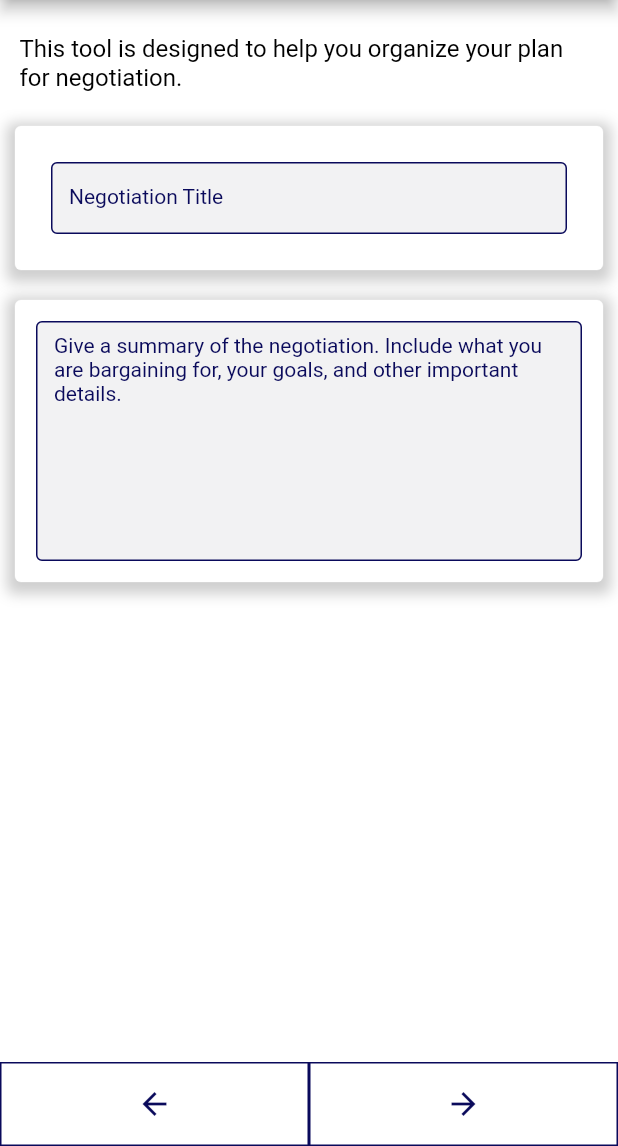
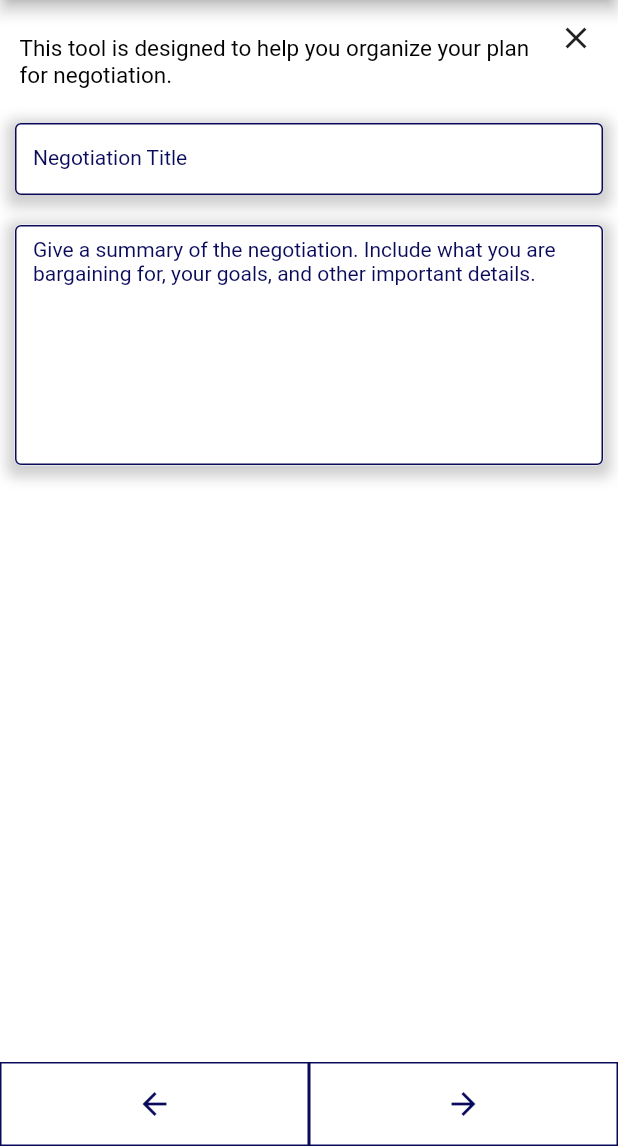
Before and after one commit to Spaghetti-Code-Inc/Negotiation-Planner, a Flutter app: the StartNewNegotiation screen opened directly, on a phone screen of 412 x 824 dp, the part 90-1236 px from its top. Run offline on Flutter 3.47's test engine with Material 2 defaults, Android fonts, the phone set to English and light mode, and no system bars; our stand-ins replace cloud_firestore, email_validator, firebase_auth, firebase_core; missing offline and left inert: dart:ffi; accounts and stored records are empty.

Commit message:
minor adjustments

```diff
--- a/lib/StartNewNegotiation.dart
+++ b/lib/StartNewNegotiation.dart
@@ -15,6 +15,8 @@ class StartNewNegotiation extends StatefulWidget{
 class _StartNewNegotiation extends State<StartNewNegotiation>{
   final TitleController = TextEditingController();
   final SummaryController = TextEditingController();
+
+  bool topTextVisible = true;
 
   @override
   void initState() {
@@ -44,9 +46,13 @@ class _StartNewNegotiation extends State<StartNewNegotiation>{
             crossAxisAlignment: CrossAxisAlignment.center,
             mainAxisSize: MainAxisSize.max,
             children:[
-              Container(
-                margin: const EdgeInsets.all(5),
-                padding: const EdgeInsets.all(8),
+
+              if(topTextVisible) Row(
+                children: [
+                  Expanded(
+                  child: Container(
+                    margin: const EdgeInsets.fromLTRB(5, 5, 0, 5),
+                    padding: const EdgeInsets.fromLTRB(8, 8, 2, 8),
                     child: Text(
                       "This tool is designed to help you organize your plan for negotiation. ",
                       textAlign: TextAlign.left,
@@ -54,20 +60,30 @@ class _StartNewNegotiation extends State<StartNewNegotiation>{
                       style: TextStyle(
                         fontWeight: FontWeight.w400,
                         fontStyle: FontStyle.normal,
-                    fontSize: 16,
+                        fontSize: 15,
                         color: Color(0xff000000),
                       ),
                     ),
                   ),
+                  ),
+                  IconButton(
+                      onPressed: () => removeText(),
+                      icon: Icon(Icons.close),
+                      padding: const EdgeInsets.fromLTRB(0, 0, 8, 32),
+
+                  )
+                ],
+              ),
+
               Container(
                 margin: const EdgeInsets.all(10),
-                padding: const EdgeInsets.all(14),
+                padding: const EdgeInsets.all(0),
                 width: MediaQuery.of(context).size.width,
                 decoration: BoxDecoration(
                   color: const Color(0xFFFFFFFF),
                   shape: BoxShape.rectangle,
                   borderRadius: BorderRadius.circular(4.0),
-                  border: Border.all(color: const Color(0x4dffffff), width: 0),
+
                   boxShadow: [
                     BoxShadow(
                       color: Colors.grey.withOpacity(0.5),
@@ -87,7 +103,7 @@ class _StartNewNegotiation extends State<StartNewNegotiation>{
                     ),
                     // TITLE Text field
                     Padding(
-                      padding: const EdgeInsets.all(10),
+                      padding: const EdgeInsets.all(0),
                       child: TextField(
                         cursorColor: Color(0xff0A0A5B),
                         textInputAction: TextInputAction.next,
@@ -129,7 +145,7 @@ class _StartNewNegotiation extends State<StartNewNegotiation>{
                             fontSize: 14,
                             color: Color(0xff0A0A5B),
                           ),
-                          filled: true,
+                          filled: false,
                           fillColor: const Color(0xfff2f2f3),
                           isDense: false,
                           contentPadding:
@@ -144,13 +160,13 @@ class _StartNewNegotiation extends State<StartNewNegotiation>{
 
               Container(
                 margin: const EdgeInsets.all(10),
-                padding: const EdgeInsets.all(14),
+                padding: const EdgeInsets.all(0),
                 width: MediaQuery.of(context).size.width,
                 decoration: BoxDecoration(
                   color: const Color(0xFFFFFFFF),
                   shape: BoxShape.rectangle,
                   borderRadius: BorderRadius.circular(4.0),
-                  border: Border.all(color: const Color(0x4dffffff), width: 0),
+                  border: Border.all(color: const Color(0xffffffff), width: 0),
                   boxShadow: [
                     BoxShadow(
                       color: Colors.grey.withOpacity(0.5),
@@ -210,7 +226,7 @@ class _StartNewNegotiation extends State<StartNewNegotiation>{
                         ),
 
 
-                        filled: true,
+                        filled: false,
                         fillColor: const Color(0xfff2f2f3),
                         isDense: true,
                         contentPadding:
@@ -230,4 +246,9 @@ class _StartNewNegotiation extends State<StartNewNegotiation>{
       ),
     );
   }
+
+  removeText() {
+    topTextVisible = false;
+    setState(() {});
   }
+}
--- a/pubspec.yaml
+++ b/pubspec.yaml
@@ -57,7 +57,7 @@ flutter_native_splash:
 flutter_icons:
   android: "launcher_icon"
   ios: true
-  image_path: "assets/icons/icon.png"
+  image_path: "assets/icon.png"
 
   # The "flutter_lints" package below contains a set of recommended lints to
   # encourage good coding practices. The lint set provided by the package is
```
Also changed, not shown: pubspec.lock, 2 other files. Lines whose indentation alone changed are shown as unchanged.
